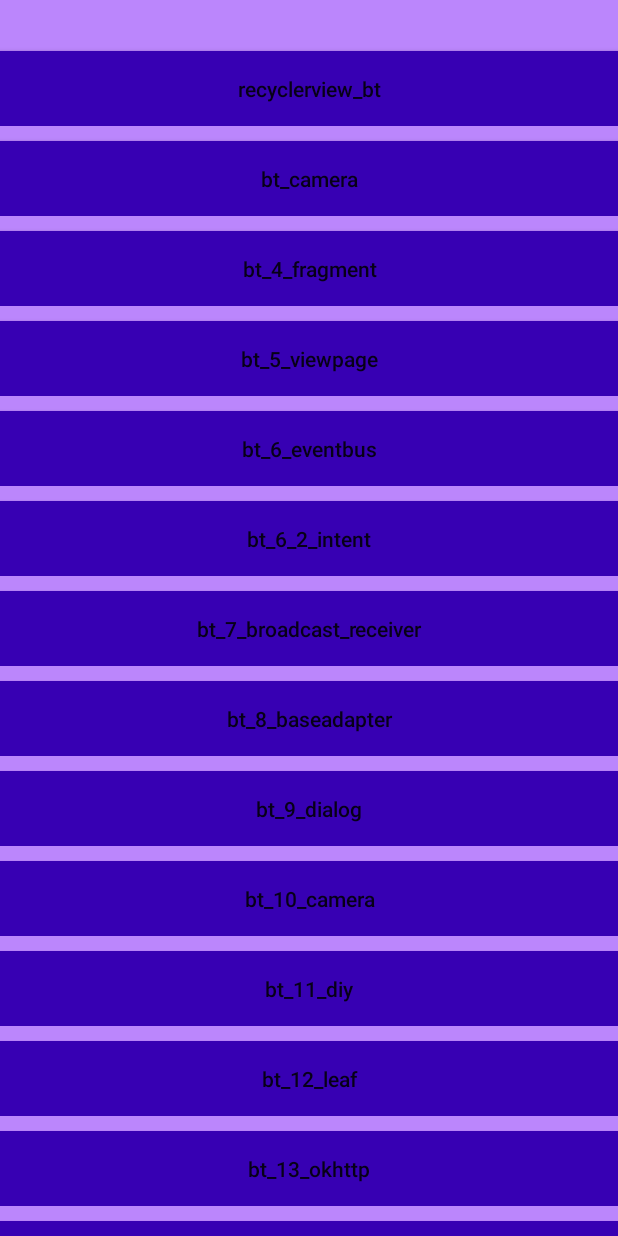
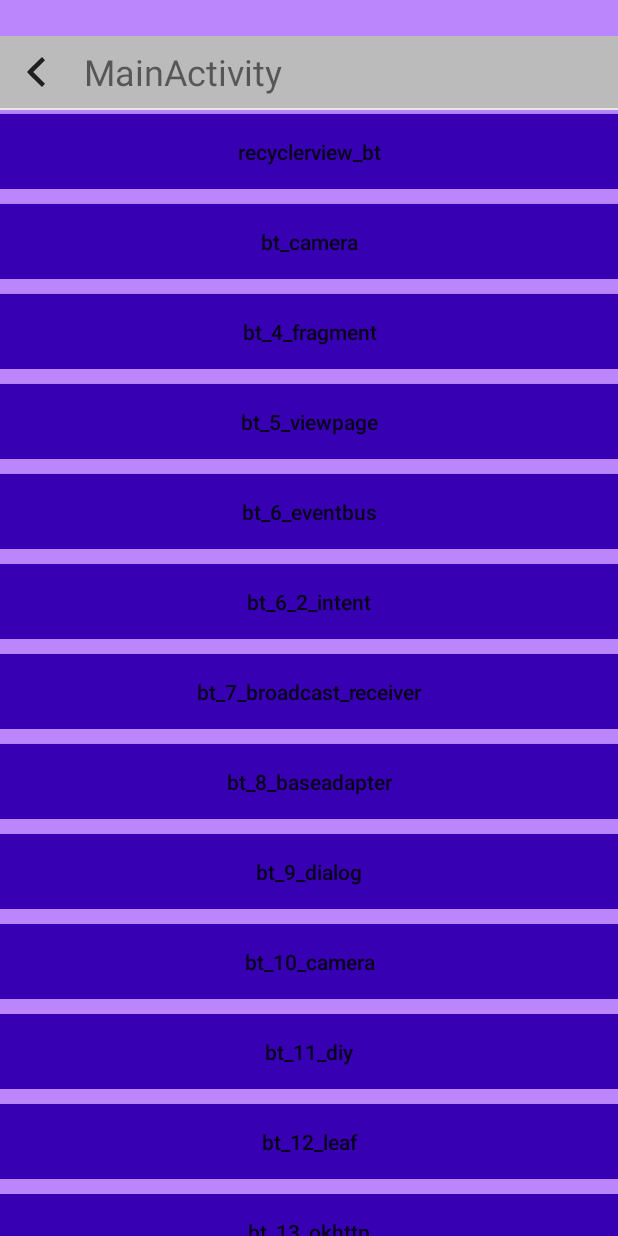
Before and after one commit to 7911ty/study_demo, an Android app: the screen it shows after launch (MainActivity), on a phone screen of 412 x 824 dp. Run offline under Robolectric (Android 15) with nearby library versions, the phone set to English and light mode, and no system bars; libraries missing offline, so code that uses them is left out: com.readystatesoftware.systembartint.

Commit message:
添加标题,设置随机颜色

```diff
--- a/app/src/main/java/com/example/studydemo/MainActivity.java
+++ b/app/src/main/java/com/example/studydemo/MainActivity.java
@@ -4,33 +4,41 @@ import android.content.BroadcastReceiver;
 import android.content.Context;
 import android.content.Intent;
 import android.content.IntentFilter;
-import android.os.Bundle;
 import android.widget.Toast;
 
-import androidx.appcompat.app.AppCompatActivity;
 import androidx.recyclerview.widget.LinearLayoutManager;
 import androidx.recyclerview.widget.RecyclerView;
 
+import com.example.studydemo.base.BaseActivity;
+import com.example.studydemo.bean.MainBean;
 import com.example.studydemo.ui.receiver.MainAdapter;
-import com.example.studydemo.bean.MainBean;
 import com.example.studydemo.utils.StatusBarUtil;
 
 import java.util.ArrayList;
 
-public class MainActivity extends AppCompatActivity {
+public class MainActivity extends BaseActivity {
     private static final String TAG = "MainActivity";
     private TimeChangeReceiver timeChangeReceiver;
     private RecyclerView main_rv;
 
     @Override
-    protected void onCreate(Bundle savedInstanceState) {
-        super.onCreate(savedInstanceState);
-        setContentView(R.layout.activity_main);
+    protected int initLayout() {
+        return R.layout.activity_main;
+    }
+
+    @Override
+    protected String initTitleText() {
+        return "MainActivity";
+    }
+
+    // 初始化view
+    protected void initView() {
+        // 处理通知栏
         StatusBarUtil.setTranslucentStatus(this);
         StatusBarUtil.setAndroidNativeLightStatusBar(this, false);
         StatusBarUtil.setStatusBarColor(this, R.color.purple_200);
-        initView();
-
+        main_rv = findViewById(R.id.main_rv);
+//        StatusBarUtil.setActivityViewInBarBottom(this, main_rv);
         // 时间改变的广播
         IntentFilter intentFilter = new IntentFilter();
         intentFilter.addAction("android.intent.action.TIME_TICK");
@@ -38,10 +46,15 @@ public class MainActivity extends AppCompatActivity {
         registerReceiver(timeChangeReceiver, intentFilter);
     }
 
-    // 初始化view
-    private void initView() {
-        main_rv = findViewById(R.id.main_rv);
-        StatusBarUtil.setActivityViewInBarBottom(this, main_rv);
+    class TimeChangeReceiver extends BroadcastReceiver {
+        @Override
+        public void onReceive(Context context, Intent intent) {
+            Toast.makeText(MainActivity.this, "tiemChange", Toast.LENGTH_LONG).show();
+        }
+    }
+
+    @Override
+    protected void initData() {
         ArrayList<MainBean> arrayList = new ArrayList();
         MainBean mainBean = new MainBean();
         mainBean.setName("recyclerview_bt");
@@ -95,11 +108,4 @@ public class MainActivity extends AppCompatActivity {
         main_rv.setLayoutManager(new LinearLayoutManager(this));
         main_rv.setAdapter(mainAdapter);
     }
-
-    class TimeChangeReceiver extends BroadcastReceiver {
-        @Override
-        public void onReceive(Context context, Intent intent) {
-            Toast.makeText(MainActivity.this, "tiemChange", Toast.LENGTH_LONG).show();
-        }
-    }
 }
--- a/app/src/main/java/com/example/studydemo/ui/SecondActivity.java
+++ b/app/src/main/java/com/example/studydemo/ui/SecondActivity.java
@@ -6,6 +6,7 @@ import android.view.View;
 
 import com.example.studydemo.R;
 import com.example.studydemo.base.BaseActivity;
+import com.example.studydemo.utils.StatusBarUtil;
 
 public class SecondActivity extends BaseActivity {
 
@@ -18,6 +19,8 @@ public class SecondActivity extends BaseActivity {
 
     @Override
     protected void initView() {
+        StatusBarUtil.setTranslucentStatus(this);
+        StatusBarUtil.setAndroidNativeLightStatusBar(this, true);
         viewById = findViewById(R.id.sec_bt);
     }
 
--- a/app/src/main/java/com/example/studydemo/ui/storage/StorageActivity1.kt
+++ b/app/src/main/java/com/example/studydemo/ui/storage/StorageActivity1.kt
@@ -4,10 +4,10 @@ import android.content.Context
 import android.util.Log
 import android.view.View
 import android.widget.Button
-import android.widget.EditText
 import android.widget.TextView
 import com.example.studydemo.R
 import com.example.studydemo.base.BaseActivity
+import com.example.studydemo.utils.StatusBarUtil
 import kotlinx.android.synthetic.main.activity_storage1.*
 import java.io.BufferedReader
 import java.io.BufferedWriter
@@ -21,6 +21,8 @@ class StorageActivity1 : BaseActivity(),View.OnClickListener {
     }
 
     override fun initView() {
+        StatusBarUtil.setTranslucentStatus(this)
+        StatusBarUtil.setAndroidNativeLightStatusBar(this, true)
         val saveButton = findViewById<Button>(R.id.save_bt)
         val read_bt = findViewById<Button>(R.id.read_bt)
         val textView = findViewById<TextView>(R.id.show_text_tv)
--- /dev/null
+++ b/app/src/main/java/com/example/studydemo/utils/ColorUtil.java
@@ -0,0 +1,90 @@
+package com.example.studydemo.utils;
+
+import android.graphics.Color;
+import android.text.TextUtils;
+import android.util.Log;
+
+import java.util.Random;
+
+public class ColorUtil {
+    private static final String TAG = "ColorUtil";
+    /**
+     * 根据RGB色值获取整型颜色
+     *
+     * @param rgb rgb色值,空代表获取随机颜色
+     * @return int型色值
+     */
+    public static int getColorByRgb(String rgb) {
+        int color = Color.WHITE;
+        try {
+            if (!TextUtils.isEmpty(rgb)) {
+                color = Color.parseColor(rgb);
+            } else {
+                color = Color.parseColor(getRanDomColor());
+            }
+        } catch (Exception e) {
+            Log.d(TAG, "getColorByRgb: e = " + e.getMessage());
+        }
+        return color;
+    }
+
+
+    /**
+     * 获取随机颜色
+     *
+     * @return 随机六位色值
+     */
+    public static String getRanDomColor() {
+        StringBuffer stringBuffer = new StringBuffer();
+        stringBuffer.append("#");
+        for (int i = 0; i < 6; i++) {
+            stringBuffer.append(getRandomBeen());
+        }
+        return String.valueOf(stringBuffer);
+    }
+
+    /**
+     * 获取色值单元
+     *
+     * @return 单个色值单元值
+     */
+    public static String getRandomBeen() {
+        String been = "";
+        int random = getRandom(16);
+        if (random > 9) {
+            switch (random) {
+                case 10:
+                    been = "a";
+                    break;
+                case 11:
+                    been = "b";
+                    break;
+                case 12:
+                    been = "c";
+                    break;
+                case 13:
+                    been = "d";
+                    break;
+                case 14:
+                    been = "e";
+                    break;
+                case 15:
+                    been = "f";
+                    break;
+            }
+        } else {
+            been = String.valueOf(random);
+        }
+        return been;
+    }
+
+    /**
+     * 获取随机整形数字
+     *
+     * @return 随机数
+     */
+    public static int getRandom(int range) {
+        Random random = new Random();
+        return random.nextInt(range);
+    }
+}
--- a/app/src/main/java/com/example/studydemo/utils/StatusBarUtil.java
+++ b/app/src/main/java/com/example/studydemo/utils/StatusBarUtil.java
@@ -34,7 +34,6 @@ public class StatusBarUtil {
                     | View.SYSTEM_UI_FLAG_LAYOUT_STABLE);
             window.addFlags(WindowManager.LayoutParams.FLAG_DRAWS_SYSTEM_BAR_BACKGROUNDS);
             window.setStatusBarColor(Color.TRANSPARENT);
-
         } else if (Build.VERSION.SDK_INT >= Build.VERSION_CODES.KITKAT) {
             Window window = activity.getWindow();
             window.setFlags(WindowManager.LayoutParams.FLAG_TRANSLUCENT_STATUS,
--- a/app/src/main/java/com/example/studydemo/view/MyTitleView.java
+++ b/app/src/main/java/com/example/studydemo/view/MyTitleView.java
@@ -7,9 +7,11 @@ import android.view.LayoutInflater;
 import android.view.View;
 import android.widget.ImageView;
 import android.widget.LinearLayout;
+import android.widget.RelativeLayout;
 import android.widget.TextView;
 
 import com.example.studydemo.R;
+import com.example.studydemo.utils.ColorUtil;
 
 /**
  * 标题
@@ -36,6 +38,8 @@ public class MyTitleView extends LinearLayout {
     private void initView() {
         View view = LayoutInflater.from(getContext()).inflate(R.layout.my_title_view, this, false);
         titleBar = view.findViewById(R.id.my_title_view);
+        RelativeLayout titleRoot = view.findViewById(R.id.title_root);
+        titleRoot.setBackgroundColor(ColorUtil.getColorByRgb(null));
         ImageView blackIv = view.findViewById(R.id.black_iv);
         blackIv.setOnClickListener(view1 -> mContent.finish());
         addView(view);
--- a/app/src/main/java/com/example/studydemo/view/TitleSpaceView.java
+++ b/app/src/main/java/com/example/studydemo/view/TitleSpaceView.java
@@ -3,6 +3,7 @@ package com.example.studydemo.view;
 import android.app.Activity;
 import android.content.Context;
 import android.util.AttributeSet;
+import android.util.Log;
 import android.view.ViewGroup;
 import android.widget.LinearLayout;
 
@@ -12,6 +13,8 @@ import com.example.studydemo.utils.DisplayUtil;
 import com.example.studydemo.utils.StatusBarUtil;
 
 public class TitleSpaceView extends LinearLayout {
+    private static final String TAG = "TitleSpaceView";
+
     private final Context mContent;
 
     public TitleSpaceView(Context context) {
@@ -30,6 +33,7 @@ public class TitleSpaceView extends LinearLayout {
     @Override
     protected void onMeasure(int widthMeasureSpec, int heightMeasureSpec) {
         int height = StatusBarUtil.getStatusBar((Activity) mContent) + DisplayUtil.dip2px(mContent, 42);
+        Log.d(TAG, "onMeasure: height  = " + height );
         setMeasuredDimension(ViewGroup.LayoutParams.MATCH_PARENT, height);
     }
 }
--- a/app/src/main/res/layout/activity_broadcast_receiver.xml
+++ b/app/src/main/res/layout/activity_broadcast_receiver.xml
@@ -11,7 +11,6 @@
     <Button
         android:id="@+id/broadcast_receiver_btn"
         android:layout_below="@+id/title_space"
-        android:layout_marginTop="10dp"
         android:layout_width="wrap_content"
         android:layout_height="wrap_content"
         android:text="发送一个有序广播" />
--- a/app/src/main/res/layout/activity_main.xml
+++ b/app/src/main/res/layout/activity_main.xml
@@ -6,91 +6,12 @@
     android:background="@color/purple_200"
     android:orientation="vertical"
     tools:context=".MainActivity">
+    <com.example.studydemo.view.TitleSpaceView
+        android:layout_width="match_parent"
+        android:layout_height="wrap_content" />
 
     <androidx.recyclerview.widget.RecyclerView
         android:id="@+id/main_rv"
         android:layout_width="match_parent"
         android:layout_height="wrap_content" />
-
-<!--    <Button-->
-<!--        android:id="@+id/listview_bt"-->
-<!--        android:layout_width="match_parent"-->
-<!--        android:layout_height="50dp"-->
-<!--        android:layout_marginTop="20dp"-->
-<!--        android:background="@color/purple_700"-->
-<!--        android:text="List View"-->
-<!--        android:textAllCaps="false" />-->
-
-<!--    <Button-->
-<!--        android:id="@+id/recyclerview_bt"-->
-<!--        android:layout_width="match_parent"-->
-<!--        android:layout_height="50dp"-->
-<!--        android:layout_marginTop="20dp"-->
-<!--        android:background="@color/read"-->
-<!--        android:text="ecycler View"-->
-<!--        android:textAllCaps="false" />-->
-
-<!--    <Button-->
-<!--        android:id="@+id/bt_3_camera"-->
-<!--        android:layout_width="match_parent"-->
-<!--        android:layout_height="50dp"-->
-<!--        android:layout_marginTop="20dp"-->
-<!--        android:background="@color/read"-->
-<!--        android:text="获取相机权限"-->
-<!--        android:textAllCaps="false" />-->
-
-<!--    <Button-->
-<!--        android:id="@+id/bt_4_fragment"-->
-<!--        android:layout_width="match_parent"-->
-<!--        android:layout_height="50dp"-->
-<!--        android:layout_marginTop="20dp"-->
-<!--        android:background="@color/black"-->
-<!--        android:text="fragment学习"-->
-<!--        android:textAllCaps="false" />-->
-
-<!--    <Button-->
-<!--        android:id="@+id/bt_5_viewpage"-->
-<!--        android:layout_width="match_parent"-->
-<!--        android:layout_height="50dp"-->
-<!--        android:layout_marginTop="20dp"-->
-<!--        android:background="@color/read"-->
-<!--        android:text="viewpage和fragment"-->
-<!--        android:textAllCaps="false" />-->
-
-<!--    <Button-->
-<!--        android:id="@+id/bt_6_eventbus"-->
-<!--        android:layout_width="match_parent"-->
-<!--        android:layout_height="50dp"-->
-<!--        android:layout_marginTop="20dp"-->
-<!--        android:background="#624EBA"-->
-<!--        android:text="eventbus"-->
-<!--        android:textAllCaps="false" />-->
-
-<!--    <Button-->
-<!--        android:id="@+id/bt_7_broadcast_receiver"-->
-<!--        android:layout_width="match_parent"-->
-<!--        android:layout_height="50dp"-->
-<!--        android:layout_marginTop="20dp"-->
-<!--        android:background="#624EBA"-->
-<!--        android:text="bt_7_broadcast_receiver"-->
-<!--        android:textAllCaps="false" />-->
-
-<!--    <Button-->
-<!--        android:id="@+id/bt_8_baseadapter"-->
-<!--        android:layout_width="match_parent"-->
-<!--        android:layout_height="50dp"-->
-<!--        android:layout_marginTop="20dp"-->
-<!--        android:background="#629EBA"-->
-<!--        android:text="bt_8_baseadapter"-->
-<!--        android:textAllCaps="false" />-->
-
-<!--    <Button-->
-<!--        android:id="@+id/bt_9_dialog"-->
-<!--        android:layout_width="match_parent"-->
-<!--        android:layout_height="50dp"-->
-<!--        android:layout_marginTop="20dp"-->
-<!--        android:background="#627EBA"-->
-<!--        android:text="bt_9_dialog"-->
-<!--        android:textAllCaps="false" />-->
-
 </LinearLayout>
--- a/app/src/main/res/layout/activity_second.xml
+++ b/app/src/main/res/layout/activity_second.xml
@@ -9,7 +9,7 @@
     <com.example.studydemo.view.TitleSpaceView
         android:id="@+id/title_space"
         android:layout_width="match_parent"
-        android:layout_height="wrap_content"
+        android:layout_height="0dp"
         app:layout_constraintStart_toStartOf="parent"
         app:layout_constraintTop_toTopOf="parent" />
 
--- a/app/src/main/res/layout/my_title_view.xml
+++ b/app/src/main/res/layout/my_title_view.xml
@@ -1,7 +1,8 @@
 <?xml version="1.0" encoding="utf-8"?>
 <RelativeLayout xmlns:android="http://schemas.android.com/apk/res/android"
+    android:id="@+id/title_root"
     android:layout_width="match_parent"
-    android:layout_height="match_parent" >
+    android:layout_height="wrap_content" >
 
     <ImageView
         android:id="@+id/black_iv"
@@ -23,7 +24,7 @@
         android:id="@+id/line"
         android:layout_below="@+id/my_title_view"
         android:background="#E8E6E6"
-        android:layout_marginTop="2dp"
+        android:paddingBottom="2dp"
         android:layout_width="match_parent"
         android:layout_height="1dp" />
 
```
Also changed, not shown: app/src/main/res/layout/activity_storage1.xml (+9 -2 lines).
